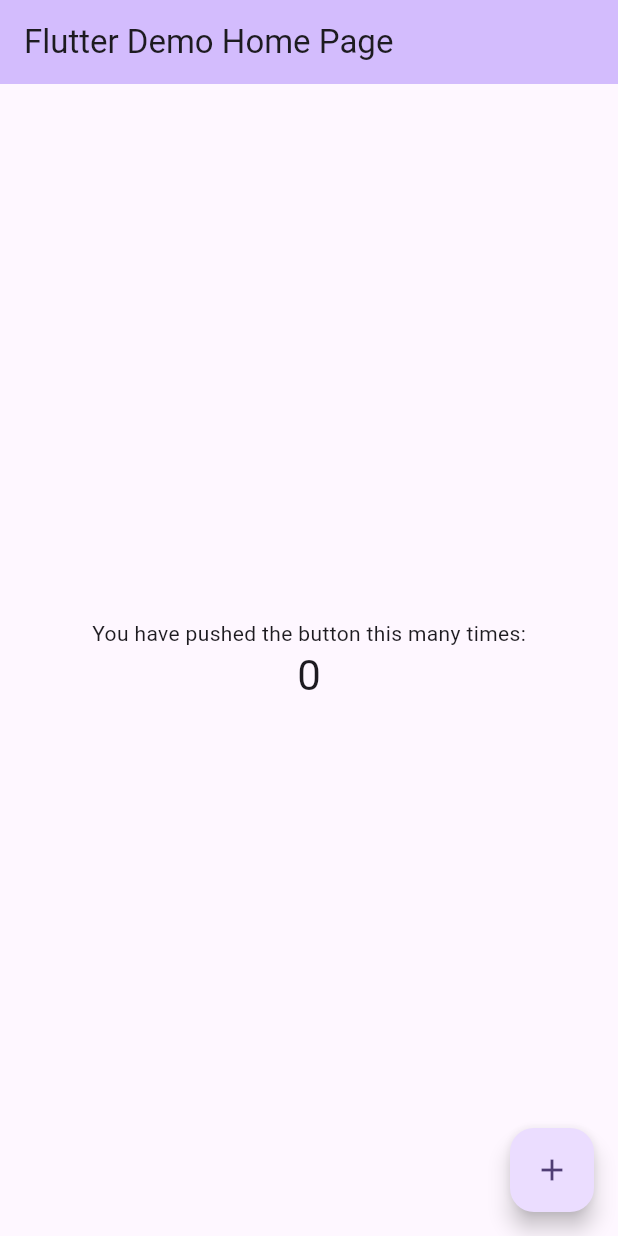
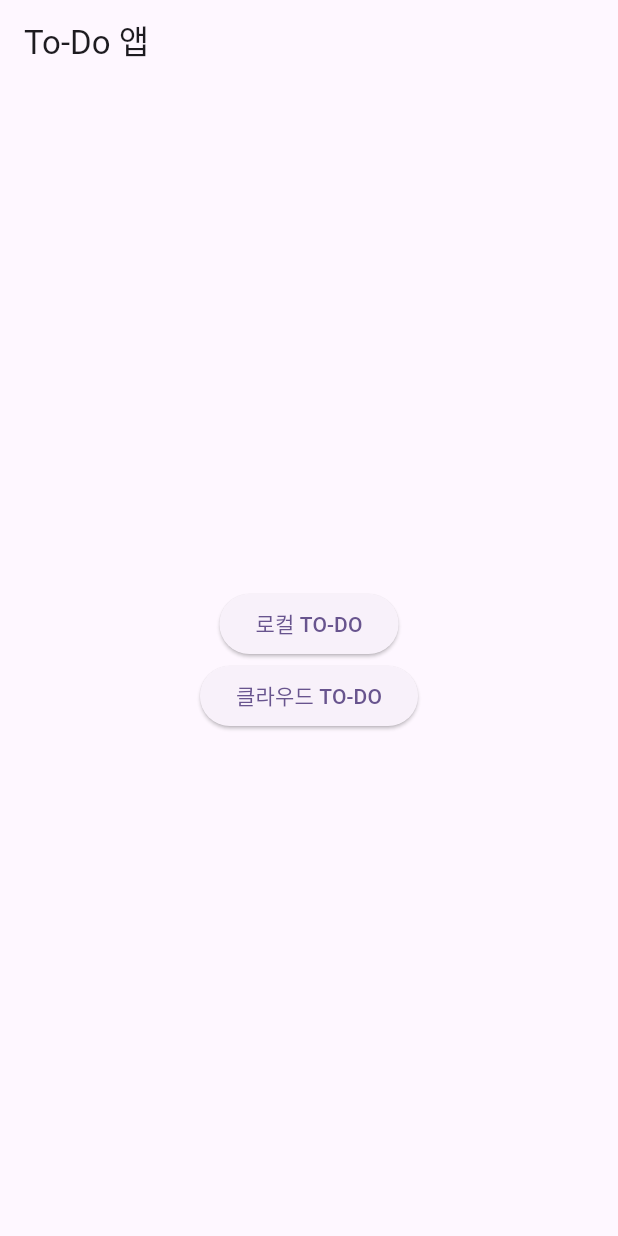
Before and after one commit to parkhyeseong0326/chungju_lecture, a Flutter app: the screen it shows after launch, on a phone screen of 412 x 824 dp. Run offline on Flutter 3.47's test engine with Material 3 defaults, Android fonts, the phone set to English and light mode, and no system bars; our stand-ins replace shared_preferences.

Commit message:
5월 12일 리스트 추가 삭제 만듬

```diff
--- /dev/null
+++ b/lib/home_page.dart
@@ -0,0 +1,36 @@
+import 'package:flutter/material.dart';
+
+
+
+
+
+class HomePage extends StatefulWidget {
+  const HomePage({super.key});
+
+  @override
+  State<HomePage> createState() => _HomePageState();
+}
+
+class _HomePageState extends State<HomePage> {
+  @override
+  Widget build(BuildContext context) {
+    return Scaffold(
+      appBar: AppBar(title: const Text('To-Do 앱')),
+      body: Center(
+        child: Column(
+          mainAxisAlignment: MainAxisAlignment.center,
+          children: [
+            ElevatedButton(
+                onPressed: () => Navigator.pushNamed(context, "/todo-local"),
+                child: const Text("로컬 TO-DO")
+            ),
+            ElevatedButton(
+                onPressed: () => Navigator.pushNamed(context, "/todo-remote"),
+                child: const Text("클라우드 TO-DO")
+            )
+          ],
+        ),
+      ),
+    );
+  }
+}
--- a/lib/main.dart
+++ b/lib/main.dart
@@ -1,4 +1,7 @@
+import 'package:chungju_lecture/todo_local_page.dart';
 import 'package:flutter/material.dart';
+
+import 'home_page.dart';
 
 void main() {
   runApp(const MyApp());
@@ -11,112 +14,14 @@ class MyApp extends StatelessWidget {
   @override
   Widget build(BuildContext context) {
     return MaterialApp(
-      title: 'Flutter Demo',
+      title: 'TO-Do 프로젝트',
       theme: ThemeData(
-        // This is the theme of your application.
-        //
-        // TRY THIS: Try running your application with "flutter run". You'll see
-        // the application has a purple toolbar. Then, without quitting the app,
-        // try changing the seedColor in the colorScheme below to Colors.green
-        // and then invoke "hot reload" (save your changes or press the "hot
-        // reload" button in a Flutter-supported IDE, or press "r" if you used
-        // the command line to start the app).
-        //
-        // Notice that the counter didn't reset back to zero; the application
-        // state is not lost during the reload. To reset the state, use hot
-        // restart instead.
-        //
-        // This works for code too, not just values: Most code changes can be
-        // tested with just a hot reload.
         colorScheme: ColorScheme.fromSeed(seedColor: Colors.deepPurple),
       ),
-      home: const MyHomePage(title: 'Flutter Demo Home Page'),
+      routes: {
+        '/': (context) => const HomePage(),
+        '/todo-local': (context) => const TodoLocalPage(),
+      },
     );
   }
 }
-
-class MyHomePage extends StatefulWidget {
-  const MyHomePage({super.key, required this.title});
-
-  // This widget is the home page of your application. It is stateful, meaning
-  // that it has a State object (defined below) that contains fields that affect
-  // how it looks.
-
-  // This class is the configuration for the state. It holds the values (in this
-  // case the title) provided by the parent (in this case the App widget) and
-  // used by the build method of the State. Fields in a Widget subclass are
-  // always marked "final".
-
-  final String title;
-
-  @override
-  State<MyHomePage> createState() => _MyHomePageState();
-}
-
-class _MyHomePageState extends State<MyHomePage> {
-  int _counter = 0;
-
-  void _incrementCounter() {
-    setState(() {
-      // This call to setState tells the Flutter framework that something has
-      // changed in this State, which causes it to rerun the build method below
-      // so that the display can reflect the updated values. If we changed
-      // _counter without calling setState(), then the build method would not be
-      // called again, and so nothing would appear to happen.
-      _counter++;
-    });
-  }
-
-  @override
-  Widget build(BuildContext context) {
-    // This method is rerun every time setState is called, for instance as done
-    // by the _incrementCounter method above.
-    //
-    // The Flutter framework has been optimized to make rerunning build methods
-    // fast, so that you can just rebuild anything that needs updating rather
-    // than having to individually change instances of widgets.
-    return Scaffold(
-      appBar: AppBar(
-        // TRY THIS: Try changing the color here to a specific color (to
-        // Colors.amber, perhaps?) and trigger a hot reload to see the AppBar
-        // change color while the other colors stay the same.
-        backgroundColor: Theme.of(context).colorScheme.inversePrimary,
-        // Here we take the value from the MyHomePage object that was created by
-        // the App.build method, and use it to set our appbar title.
-        title: Text(widget.title),
-      ),
-      body: Center(
-        // Center is a layout widget. It takes a single child and positions it
-        // in the middle of the parent.
-        child: Column(
-          // Column is also a layout widget. It takes a list of children and
-          // arranges them vertically. By default, it sizes itself to fit its
-          // children horizontally, and tries to be as tall as its parent.
-          //
-          // Column has various properties to control how it sizes itself and
-          // how it positions its children. Here we use mainAxisAlignment to
-          // center the children vertically; the main axis here is the vertical
-          // axis because Columns are vertical (the cross axis would be
-          // horizontal).
-          //
-          // TRY THIS: Invoke "debug painting" (choose the "Toggle Debug Paint"
-          // action in the IDE, or press "p" in the console), to see the
-          // wireframe for each widget.
-          mainAxisAlignment: MainAxisAlignment.center,
-          children: <Widget>[
-            const Text('You have pushed the button this many times:'),
-            Text(
-              '$_counter',
-              style: Theme.of(context).textTheme.headlineMedium,
-            ),
-          ],
-        ),
-      ),
-      floatingActionButton: FloatingActionButton(
-        onPressed: _incrementCounter,
-        tooltip: 'Increment',
-        child: const Icon(Icons.add),
-      ), // This trailing comma makes auto-formatting nicer for build methods.
-    );
-  }
-}
--- a/pubspec.yaml
+++ b/pubspec.yaml
@@ -30,6 +30,7 @@ environment:
 dependencies:
   flutter:
     sdk: flutter
+  shared_preferences:
 
   # The following adds the Cupertino Icons font to your application.
   # Use with the CupertinoIcons class for iOS style icons.
```
Also changed, not shown: lib/todo_local_page.dart (added, +107 -0 lines), pubspec.lock.
